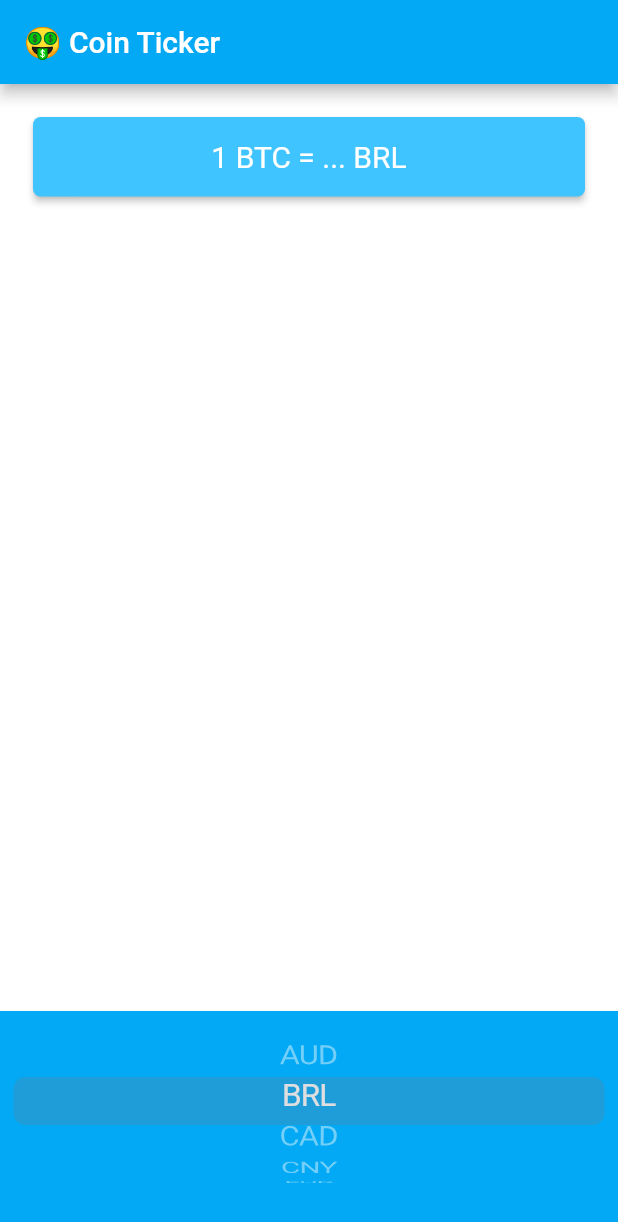
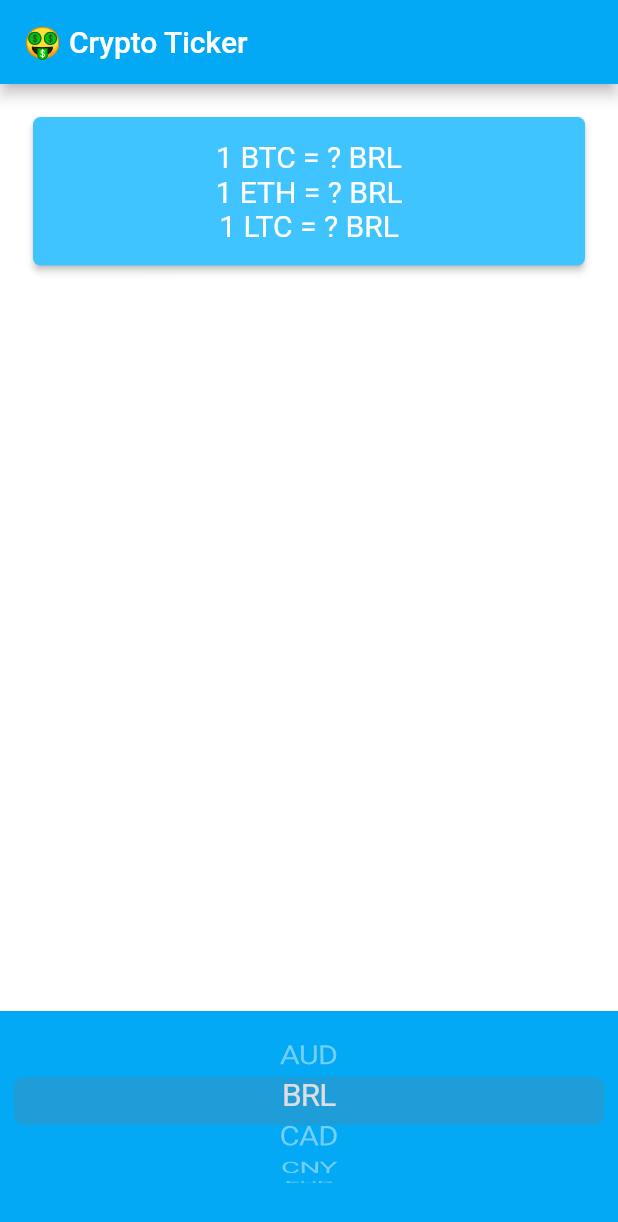
Before and after one commit to charlesreign/cryptoticker, a Flutter app: the screen it shows after launch, after a tap on "BRL", on a phone screen of 412 x 824 dp. Shown: the top 1222 px of the screen. Run offline on Flutter 3.47's test engine with Material 2 defaults, Android fonts, the phone set to English and light mode, and no system bars; network calls fail.

Commit message:
added the feature to check the price for other crypto-currencies

```diff
--- a/lib/price_screen.dart
+++ b/lib/price_screen.dart
@@ -11,7 +11,10 @@ class PriceScreen extends StatefulWidget {
 
 class _PriceScreenState extends State<PriceScreen> {
   String selectedCurrency = 'USD';
-  String btcPrice = '...';
+  String btcPrice = '?';
+  String ethPrice = '?';
+  String ltcPrice = '?';
+  String currencyPrice;
 
   DropdownButton<String> androidDropDown() {
     List<DropdownMenuItem<String>> dropDownItems = [];
@@ -46,12 +49,45 @@ class _PriceScreenState extends State<PriceScreen> {
     );
   }
 
+  //this populate the children view in the column with items from cryptoCardView
+  List<Text> textList(String cryptoPrice, String currency) {
+    List<Text> list = [];
+    for (var cryptoType in cryptoList) {
+      if (cryptoType == 'BTC') {
+        cryptoPrice = btcPrice;
+      } else if (cryptoType == 'ETH') {
+        cryptoPrice = ethPrice;
+      } else {
+        cryptoPrice = ltcPrice;
+      }
+      list.add(cryptoCardView(cryptoType, cryptoPrice, currency));
+    }
+    return list;
+  }
+
+  //This List the items in the column
+  Text cryptoCardView(String cryptoType, String cryptoPrice, String currency) {
+    return Text(
+      '1 $cryptoType = $cryptoPrice $currency',
+      textAlign: TextAlign.center,
+      style: TextStyle(
+        fontSize: 20.0,
+        color: Colors.white,
+      ),
+    );
+
+  }
+
   //this method makes a call to the network.dart and get result from the
   //getCryptoData method and get the result of the rate from the return object.
   void getCryptoPrice() async {
     var getApiData = await NetworkAdapter().getCryptoData(selectedCurrency);
+    var getETHData = await NetworkAdapter().getETHData(selectedCurrency);
+    var getLTCData = await NetworkAdapter().getLTCData(selectedCurrency);
     setState(() {
       btcPrice = getApiData['rate'].toStringAsFixed(2);
+      ethPrice = getETHData['rate'].toStringAsFixed(2);
+      ltcPrice = getLTCData['rate'].toStringAsFixed(2);
     });
   }
 
@@ -68,7 +104,7 @@ class _PriceScreenState extends State<PriceScreen> {
     getCryptoPrice();
     return Scaffold(
       appBar: AppBar(
-        title: Text('🤑 Coin Ticker'),
+        title: Text('🤑 Crypto Ticker'),
       ),
       body: Column(
         mainAxisAlignment: MainAxisAlignment.spaceBetween,
@@ -84,13 +120,8 @@ class _PriceScreenState extends State<PriceScreen> {
               ),
               child: Padding(
                 padding: EdgeInsets.symmetric(vertical: 15.0, horizontal: 28.0),
-                child: Text(
-                  '1 BTC = $btcPrice $selectedCurrency',
-                  textAlign: TextAlign.center,
-                  style: TextStyle(
-                    fontSize: 20.0,
-                    color: Colors.white,
-                  ),
+                child: Column(
+                  children: textList(currencyPrice, selectedCurrency),
                 ),
               ),
             ),
```
Also changed, not shown: lib/network.dart (+24 -0 lines).
